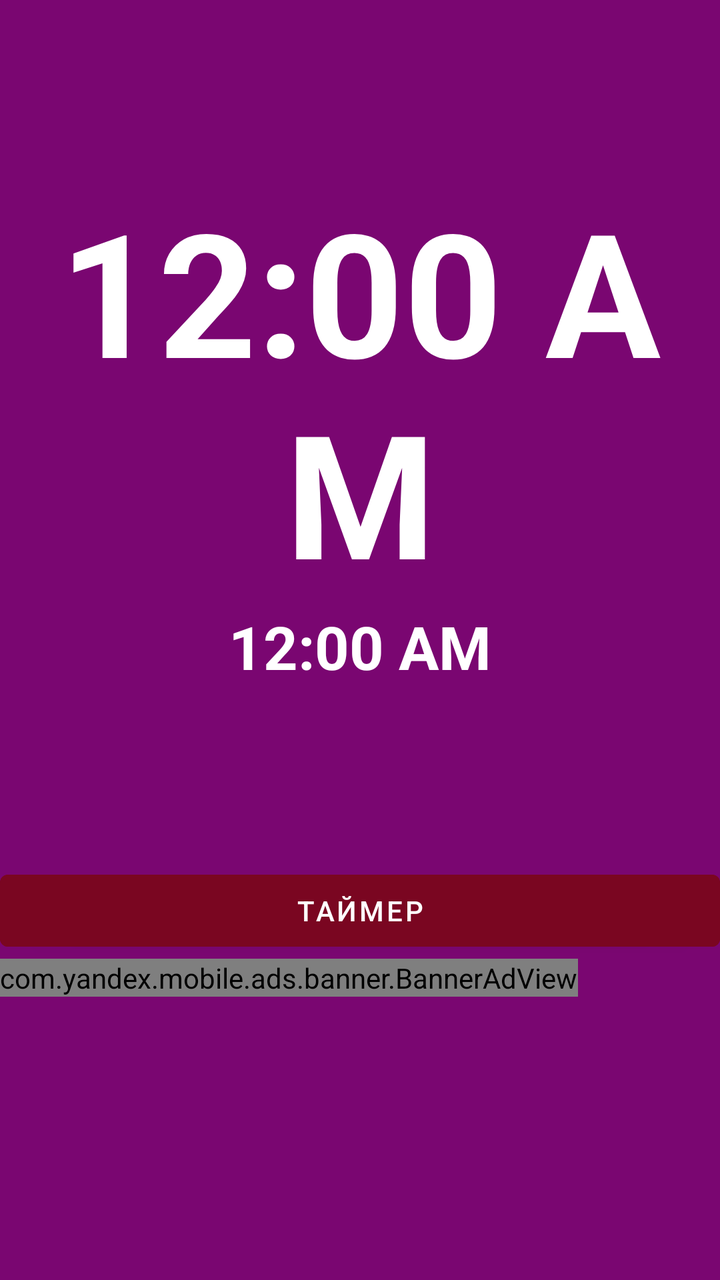
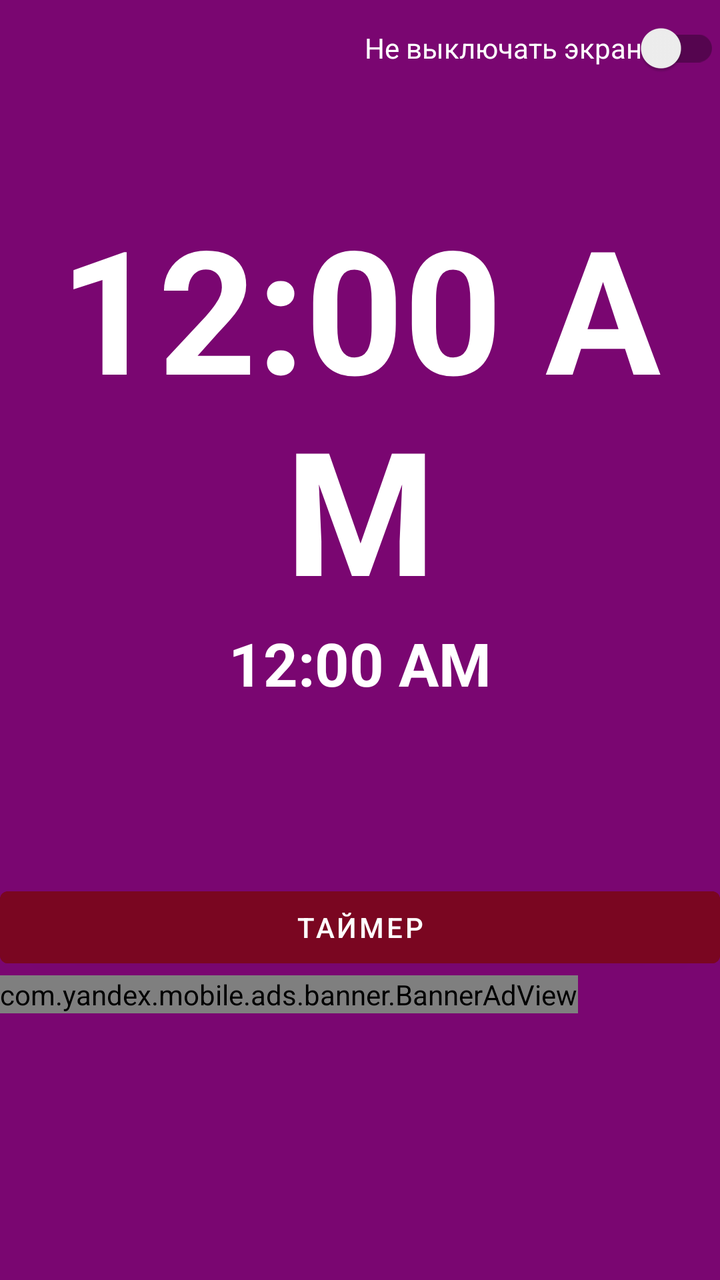

An Android layout rendered at two revisions. The XML below is the earlier revision; the diff shows what the commit changed to produce the second picture.
<!-- AndroidManifest.xml: application theme Theme.ScreenClock -->
<!-- res/layout/fragment_home.xml -->
<?xml version="1.0" encoding="utf-8"?>
<LinearLayout xmlns:android="http://schemas.android.com/apk/res/android"
    xmlns:app="http://schemas.android.com/apk/res-auto"
    xmlns:tools="http://schemas.android.com/tools"
    android:id="@+id/main"
    android:layout_width="match_parent"
    android:layout_height="match_parent"
    android:background="@color/Purple2"
    android:orientation="vertical"
    tools:context=".ui.home.HomeFragment">


    <ScrollView
        android:layout_width="match_parent"
        android:layout_height="match_parent"
        tools:ignore="UselessParent">

        <LinearLayout
            android:layout_width="match_parent"
            android:layout_height="wrap_content"
            android:orientation="vertical">


            <TextView
                android:id="@+id/text_home2"
                android:layout_width="match_parent"
                android:layout_height="wrap_content"
                android:layout_marginStart="8dp"
                android:layout_marginTop="8dp"
                android:layout_marginEnd="8dp"
                android:layout_weight="1"
                android:textAlignment="center"
                android:textSize="60sp"
                app:layout_constraintBottom_toBottomOf="parent"
                app:layout_constraintEnd_toEndOf="parent"
                app:layout_constraintStart_toStartOf="parent"
                app:layout_constraintTop_toTopOf="parent" />


            <TextClock
                android:id="@+id/simpleDigitalClock"
                android:layout_width="match_parent"
                android:layout_height="wrap_content"
                android:layout_weight="1"
                android:format24Hour="H:mm:ss"
                android:gravity="center|center_horizontal"
                android:textColor="@color/white"
                android:textSize="86sp"
                android:textStyle="bold"
                android:screenOrientation="fullSensor"
                app:layout_constraintBottom_toBottomOf="parent"
                app:layout_constraintEnd_toEndOf="parent"
                app:layout_constraintHorizontal_bias="0.493"
                app:layout_constraintStart_toStartOf="parent"
                app:layout_constraintTop_toTopOf="parent"
                app:layout_constraintVertical_bias="0.277"
                tools:ignore="NewApi,PrivateResource" />

            <TextClock
                android:id="@+id/simpleDigitalClock2"
                android:layout_width="match_parent"
                android:layout_height="wrap_content"
                android:layout_weight="1"
                android:format24Hour="EEEE\n dd MMMM yyyy"
                android:gravity="center|center_horizontal"
                android:textColor="@color/white"

                android:textSize="30sp"
                android:textStyle="bold"
                app:layout_constraintBottom_toBottomOf="parent"
                app:layout_constraintEnd_toEndOf="parent"
                app:layout_constraintHorizontal_bias="0.498"
                app:layout_constraintStart_toStartOf="parent"
                app:layout_constraintTop_toBottomOf="@+id/simpleDigitalClock"
                app:layout_constraintVertical_bias="0.023"
                tools:ignore="NewApi,PrivateResource" />

            <TextView
                android:id="@+id/text_home"
                android:layout_width="match_parent"
                android:layout_height="wrap_content"
                android:layout_marginStart="8dp"
                android:layout_marginTop="8dp"
                android:layout_marginEnd="8dp"
                android:layout_weight="1"
                android:textAlignment="center"
                android:textSize="60sp"
                app:layout_constraintBottom_toBottomOf="parent"
                app:layout_constraintEnd_toEndOf="parent"
                app:layout_constraintStart_toStartOf="parent"
                app:layout_constraintTop_toTopOf="parent" />

            


            <Button
                android:id="@+id/startButton"
                android:layout_width="match_parent"
                android:layout_height="wrap_content"
                android:layout_weight="1"
                android:backgroundTint="@color/Purple3"
                android:text="таймер" />

            <com.yandex.mobile.ads.banner.BannerAdView
                android:id="@+id/ad_container_view"
                android:layout_width="wrap_content"
                android:layout_height="wrap_content"
                android:layout_marginBottom="72dp"
                android:layout_weight="1"
                app:layout_constraintBottom_toBottomOf="parent"
                app:layout_constraintEnd_toEndOf="parent"
                app:layout_constraintHorizontal_bias="0.0"
                app:layout_constraintStart_toStartOf="parent"
                tools:ignore="PrivateResource" />
        </LinearLayout>
    </ScrollView>


</LinearLayout>
<!-- resources referenced by this layout -->
<resources>
  <color name="Purple2">#7A0671</color>
  <color name="Purple3">#7A0621</color>
  <color name="white">#FFFFFFFF</color>
  <style name="Theme.ScreenClock" parent="Theme.MaterialComponents.DayNight.DarkActionBar">
          
          <item name="colorPrimary">@color/Purple2</item>
          <item name="colorPrimaryVariant">@color/Purple2</item>
          <item name="colorOnPrimary">@color/white</item>
          
          <item name="colorSecondary">@color/teal_200</item>
          <item name="colorSecondaryVariant">@color/teal_700</item>
          <item name="colorOnSecondary">@color/black</item>
          
          <item name="android:statusBarColor">?attr/colorPrimaryVariant</item>
          
      </style>
  <color name="teal_200">#FF03DAC5</color>
  <color name="teal_700">#FF018786</color>
  <color name="black">#FF000000</color>
</resources>

<!-- the commit's change to res/layout/fragment_home.xml (unified diff, before → after) -->
@@ -20,6 +20,29 @@
             android:layout_height="wrap_content"
             android:orientation="vertical">
 
+            <androidx.appcompat.widget.SwitchCompat
+                android:id="@+id/switch1"
+                android:layout_width="match_parent"
+                android:layout_height="wrap_content"
+                android:layout_gravity="center"
+                android:background="@color/Purple2"
+                android:checked="false"
+                android:gravity="center|right"
+                android:minHeight="48dp"
+                android:paddingStart="10dp"
+                android:text="Не выключать экран"
+
+
+                android:textColor="@color/white"
+
+
+                android:textOff=""
+                android:textOn=""
+
+                app:showText="true"
+
+                tools:ignore="HardcodedText,UseSwitchCompatOrMaterialXml" />
+
 
             <TextView
                 android:id="@+id/text_home2"
@@ -30,7 +53,7 @@
                 android:layout_marginEnd="8dp"
                 android:layout_weight="1"
                 android:textAlignment="center"
-                android:textSize="60sp"
+                android:textSize="30sp"
                 app:layout_constraintBottom_toBottomOf="parent"
                 app:layout_constraintEnd_toEndOf="parent"
                 app:layout_constraintStart_toStartOf="parent"
@@ -84,6 +107,7 @@
                 android:layout_marginEnd="8dp"
                 android:layout_weight="1"
                 android:textAlignment="center"
+                android:textColor="#FFEB3B"
                 android:textSize="60sp"
                 app:layout_constraintBottom_toBottomOf="parent"
                 app:layout_constraintEnd_toEndOf="parent"
